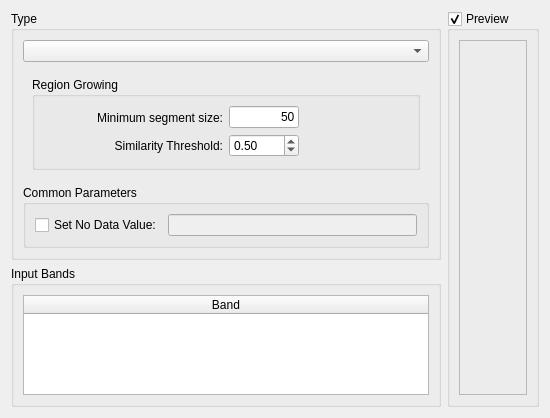
The window that src/terralib/qt/widgets/rp/ui/SegmenterWizardPageForm.ui (claudiobogossian/terralib5) describes before a commit, drawn with Qt 5.
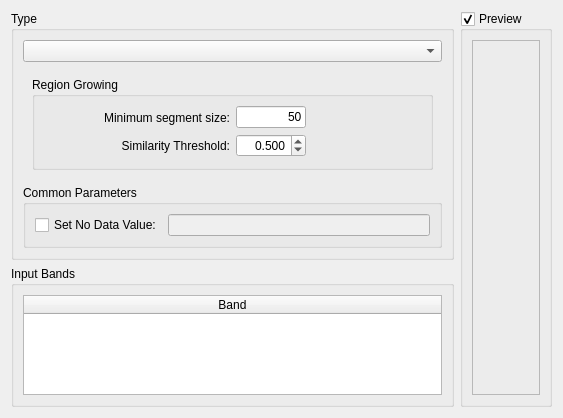
The same window after the commit.

Commit message: changed component limits.

Diff of the .ui file:
```diff
--- a/src/terralib/qt/widgets/rp/ui/SegmenterWizardPageForm.ui
+++ b/src/terralib/qt/widgets/rp/ui/SegmenterWizardPageForm.ui
@@ -7,7 +7,7 @@
     <x>0</x>
     <y>0</y>
     <width>507</width>
-    <height>384</height>
+    <height>386</height>
    </rect>
   </property>
   <property name="windowTitle">
@@ -124,8 +124,14 @@
                            <height>16777215</height>
                           </size>
                          </property>
+                         <property name="alignment">
+                          <set>Qt::AlignRight|Qt::AlignTrailing|Qt::AlignVCenter</set>
+                         </property>
+                         <property name="decimals">
+                          <number>3</number>
+                         </property>
                          <property name="maximum">
-                          <double>1.000000000000000</double>
+                          <double>10.000000000000000</double>
                          </property>
                          <property name="singleStep">
                           <double>0.100000000000000</double>
@@ -274,8 +280,14 @@
                          </item>
                          <item row="1" column="0">
                           <widget class="QDoubleSpinBox" name="m_thresholdBaatzDoubleSpinBox">
+                           <property name="alignment">
+                            <set>Qt::AlignRight|Qt::AlignTrailing|Qt::AlignVCenter</set>
+                           </property>
+                           <property name="decimals">
+                            <number>3</number>
+                           </property>
                            <property name="maximum">
-                            <double>1.000000000000000</double>
+                            <double>10.000000000000000</double>
                            </property>
                            <property name="singleStep">
                             <double>0.100000000000000</double>
```
